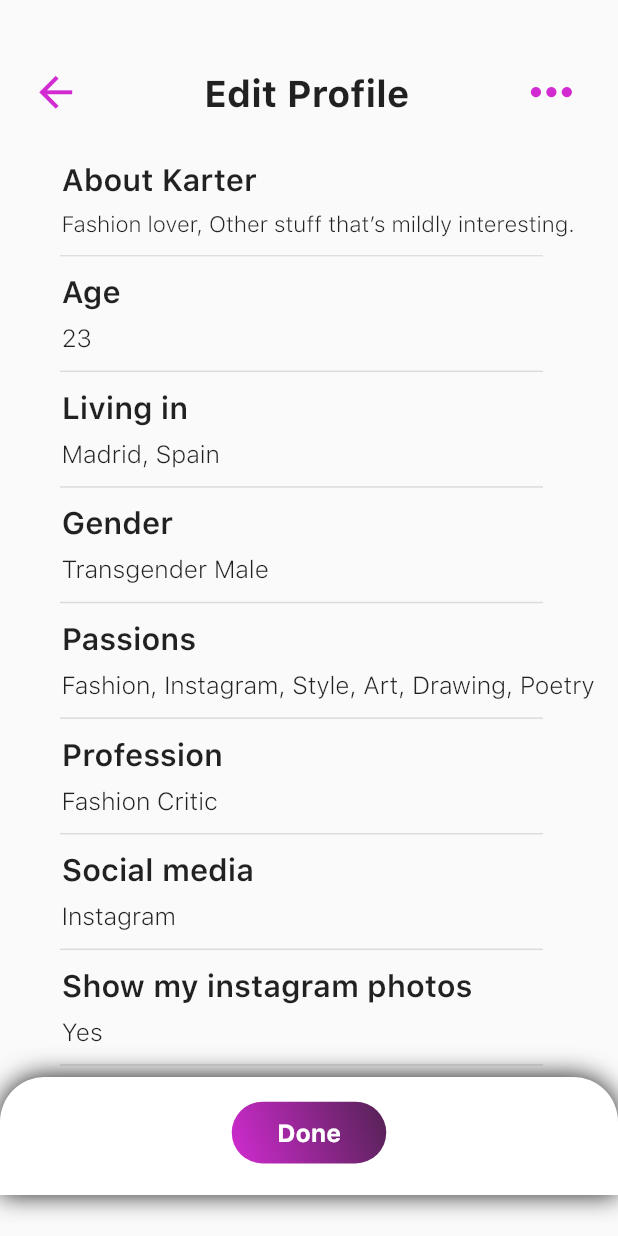
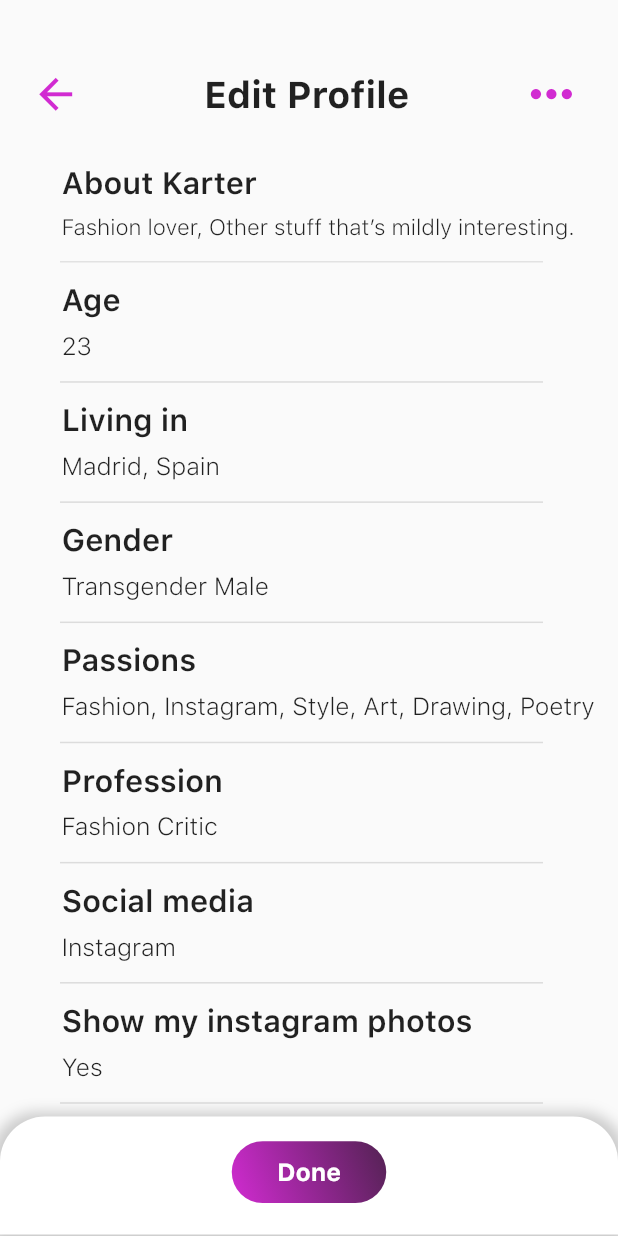
Before and after one commit to Abhisheksainii/goldidate-master, a Flutter app: the EditProfile screen opened by its route, on a phone screen of 412 x 824 dp. Run offline on Flutter 3.47's test engine with Material 2 defaults, Android fonts, the phone set to English and light mode, and no system bars; our stand-ins replace auto_size_text, cloud_firestore, firebase_auth, firebase_core, font_awesome_flutter, google_sign_in and 4 more; missing offline and left inert: flutter_login_facebook, mobile_number; accounts and stored records are empty; project files that could hold a hidden picture were left out.

Commit message:
editprofile fix

```diff
--- a/lib/main.dart
+++ b/lib/main.dart
@@ -37,7 +37,7 @@ class MyApp extends StatelessWidget {
     return MaterialApp(
       debugShowCheckedModeBanner: false,
       title: Common.applicationName,
-      initialRoute: AppRoutes.chatscreen,
+      initialRoute: AppRoutes.splashRoute,
       theme: ThemeData(
         fontFamily: "SFPro",
       ),
--- a/lib/screens/Home/Profile/editProfile.dart
+++ b/lib/screens/Home/Profile/editProfile.dart
@@ -13,12 +13,9 @@ class _EditProfileState extends State<EditProfile> {
     final width = MediaQuery.of(context).size.width;
     return Scaffold(
       body: SafeArea(
-        child: SingleChildScrollView(
         child: Container(
           child: Column(
-              crossAxisAlignment: CrossAxisAlignment.center,
-              mainAxisSize: MainAxisSize.max,
-              mainAxisAlignment: MainAxisAlignment.end,
+            mainAxisAlignment: MainAxisAlignment.spaceEvenly,
             children: [
               Padding(
                 padding:
@@ -27,6 +24,9 @@ class _EditProfileState extends State<EditProfile> {
                   child: Row(
                     children: [
                       InkWell(
+                        onTap: () {
+                          Navigator.pop(context);
+                        },
                         child: Icon(
                           Icons.arrow_back,
                           color: Color(0xFFD12BD1),
@@ -58,9 +58,7 @@ class _EditProfileState extends State<EditProfile> {
               ),
               Padding(
                 padding: EdgeInsets.only(
-                      top: height * 0.03,
-                      left: width * 0.1,
-                      right: width * 0.06),
+                    top: height * 0.03, left: width * 0.1, right: width * 0.06),
                 child: CustomContainer(
                     fontSize: 0.036,
                     text1: "About Karter",
@@ -246,7 +244,15 @@ class _EditProfileState extends State<EditProfile> {
                 width: width * 1.8,
                 decoration: BoxDecoration(
                   boxShadow: [
-                      BoxShadow(color: Colors.black87, blurRadius: 14.0)
+                    BoxShadow(
+                      color: Colors.grey.withOpacity(0.5), //color of shadow
+                      spreadRadius: 5, //spread radius
+                      blurRadius: 7, // blur radius
+                      offset: Offset(0, 2), // changes position of shadow
+                      //first paramerter of offset is left-right
+                      //second parameter is top to down
+                    ),
+                    //you can set more BoxShadow() here
                   ],
                   color: Colors.white,
                   borderRadius: BorderRadius.only(
@@ -291,7 +297,6 @@ class _EditProfileState extends State<EditProfile> {
                 ),
               ),
             ],
-            ),
           ),
         ),
       ),
--- a/lib/screens/Home/chat_screen.dart
+++ b/lib/screens/Home/chat_screen.dart
@@ -179,8 +179,8 @@ class ChatScreen extends StatelessWidget {
                                               begin: Alignment.topCenter,
                                               end: Alignment.bottomCenter,
                                               colors: [
-                                                  Colors.black.withOpacity(0.6),
-                                                  Color(0xFFD12BD1),
+                                                  Color(0xFF532253),
+                                                  Color(0xFFD12BD1)
                                                 ])
                                           : LinearGradient(
                                               begin: Alignment.topCenter,
--- a/lib/screens/Home/galleryview.dart
+++ b/lib/screens/Home/galleryview.dart
@@ -28,7 +28,7 @@ class _GalleryViewState extends State<GalleryView> {
           padding: EdgeInsets.all(width * 0.08),
           itemCount: images.length,
           gridDelegate: SliverGridDelegateWithFixedCrossAxisCount(
-              childAspectRatio: 0.88,
+              childAspectRatio: 0.8,
               crossAxisCount: 2,
               crossAxisSpacing: width * 0.06,
               mainAxisSpacing: height * 0.03),
@@ -80,7 +80,7 @@ class _GalleryViewState extends State<GalleryView> {
                 borderRadius: BorderRadius.only(
                     topRight: Radius.circular(width * 0.05),
                     topLeft: Radius.circular(width * 0.05))),
-            height: height * 0.15,
+            height: height * 0.1599,
           ),
           Container(
             decoration: BoxDecoration(
```
Also changed, not shown: lib/screens/Home/Profile/myProfile.dart (+8 -1 lines). Lines whose indentation alone changed are shown as unchanged.
